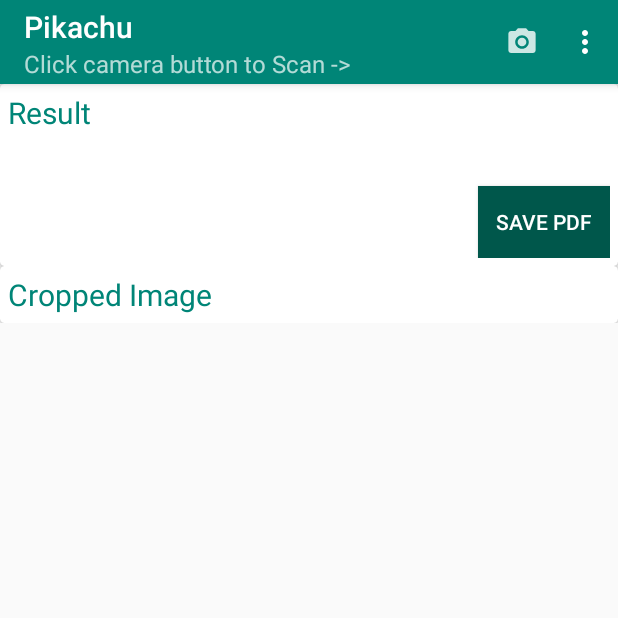
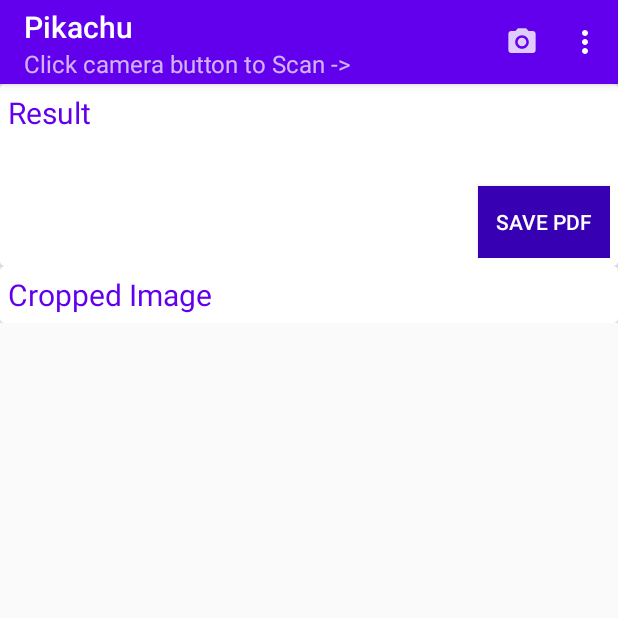
Before and after one commit to shubhamkhatri/Pikachu3.0, an Android app: the MainActivity screen opened directly, with no data from a screen before it, after a tap on "SAVE PDF", on a phone screen of 412 x 824 dp, the top half of it. Run offline under Robolectric (Android 15) with nearby library versions, the phone set to English and light mode, and no system bars; libraries missing offline, so code that uses them is left out: com.google.android.gms, com.itextpdf.text, com.theartofdev.edmodo; 6 statements that could not run were skipped.

Commit message:
updated finally again

```diff
--- a/app/src/main/java/com/example/android/pikachu/MainActivity.java
+++ b/app/src/main/java/com/example/android/pikachu/MainActivity.java
@@ -28,6 +28,7 @@
 import android.widget.Button;
 import android.widget.EditText;
 import android.widget.ImageView;
+import android.widget.TextView;
 import android.widget.Toast;
 
 import com.google.android.gms.vision.Frame;
@@ -51,7 +52,7 @@
     EditText mResltEt;
     ImageView mPreviewIv;
     Button mSaveBtn;
-
+String category;
 
     public static final int CAMERA_REQUEST_CODE = 200;
     public static final int STORAGE_REQUEST_CODE = 400;
@@ -281,14 +282,88 @@
                 }
             }
         }
+    void setCategory()
+    {
+        EditText textView=(EditText) findViewById(R.id.resultEt);
+
+        if(textView.getText().toString().contains("Liver function tests")||
+                textView.getText().toString().contains("Liver")||
+                textView.getText().toString().contains("LFT")||
+                textView.getText().toString().contains("LIVER")
+        ||textView.getText().toString().contains("liver")){
+            category="Liver Test";
+        }
+
+        else if(textView.getText().toString().contains("RFT")
+        ||textView.getText().toString().contains("Renal Function Test")||
+                textView.getText().toString().contains("KIDNEY")||
+                textView.getText().toString().contains("kidney")||
+                textView.getText().toString().contains("rft")
+        ){
+            category="Kidney Test";
+        }
+
+        else if(textView.getText().toString().contains("Blood Sugar")
+                ||textView.getText().toString().contains("Sugar")||
+                textView.getText().toString().contains("SUGAR")||
+                textView.getText().toString().contains("sugar")||
+                textView.getText().toString().contains("Diabetes")
+        ){
+            category="Sugar Test";
+        }
+
+        else if(textView.getText().toString().contains("thyroid stimulating hormone test")
+                ||textView.getText().toString().contains("THYROID STIMULATING HORMONE TEST")||
+                textView.getText().toString().contains("Thyroid Stimulating Hormone Test")||
+                textView.getText().toString().contains("TSH")||
+                textView.getText().toString().contains("T3")||
+        textView.getText().toString().contains("triiodothyronine")||
+                textView.getText().toString().contains("Triiodothyronine")||
+                textView.getText().toString().contains("thyroxine")||
+                textView.getText().toString().contains("Thyroxine")||
+                textView.getText().toString().contains("Thyroid")||
+                textView.getText().toString().contains("thyroid")
+        ){
+            category="Thyroid Test";
+        }
+
+
+        else if(textView.getText().toString().contains("billirubene")
+                ||textView.getText().toString().contains("Billirubene")||
+                textView.getText().toString().contains("BILLIRUBENE")||
+                textView.getText().toString().contains("JAUNDICE")||
+                textView.getText().toString().contains("Jaundice")||
+                textView.getText().toString().contains("jaundice")
+        ){
+            category="Jaundice Test";
+        }
+
+        else if(textView.getText().toString().contains("Hiv positive")
+                ||textView.getText().toString().contains("Hiv Positive")||
+                textView.getText().toString().contains("HIV Positive")||
+                textView.getText().toString().contains("HIV positive")||
+                textView.getText().toString().contains("HIV POSITIVE")||
+                textView.getText().toString().contains("HIV+")||
+                textView.getText().toString().contains("Hiv+")||
+                textView.getText().toString().contains("hiv+")||
+                textView.getText().toString().contains("HIV")||
+                textView.getText().toString().contains("Hiv")
+        ){
+            category="HIV Test";
+        }
+
+        else  category="Common Test";
+        }
 
 
     private void savePdf() {
         //create object of Document class
+        setCategory();
         Document mDoc = new Document();
         //pdf file name
-        String mFileName = new SimpleDateFormat("yyyyMMdd_HHmmss",
+        String mFileName = new SimpleDateFormat("yyyyMMdd_HHmm",
                 Locale.getDefault()).format(System.currentTimeMillis());
+        mFileName=mFileName.concat(category);
         //pdf file path
         String mFilePath = Environment.getExternalStorageDirectory() + "/" + "PikachuDocument" + "/" + mFileName + ".pdf";
 
--- a/app/src/main/res/values/colors.xml
+++ b/app/src/main/res/values/colors.xml
@@ -1,7 +1,7 @@
 <?xml version="1.0" encoding="utf-8"?>
 <resources>
-    <color name="colorPrimary">#008577</color>
-    <color name="colorPrimaryDark">#00574B</color>
-    <color name="colorAccent">#D81B60</color>
+    <color name="colorPrimary">#6200EE</color>
+    <color name="colorPrimaryDark">#3700B3</color>
+    <color name="colorAccent">#BB86FC</color>
 
 </resources>
```
